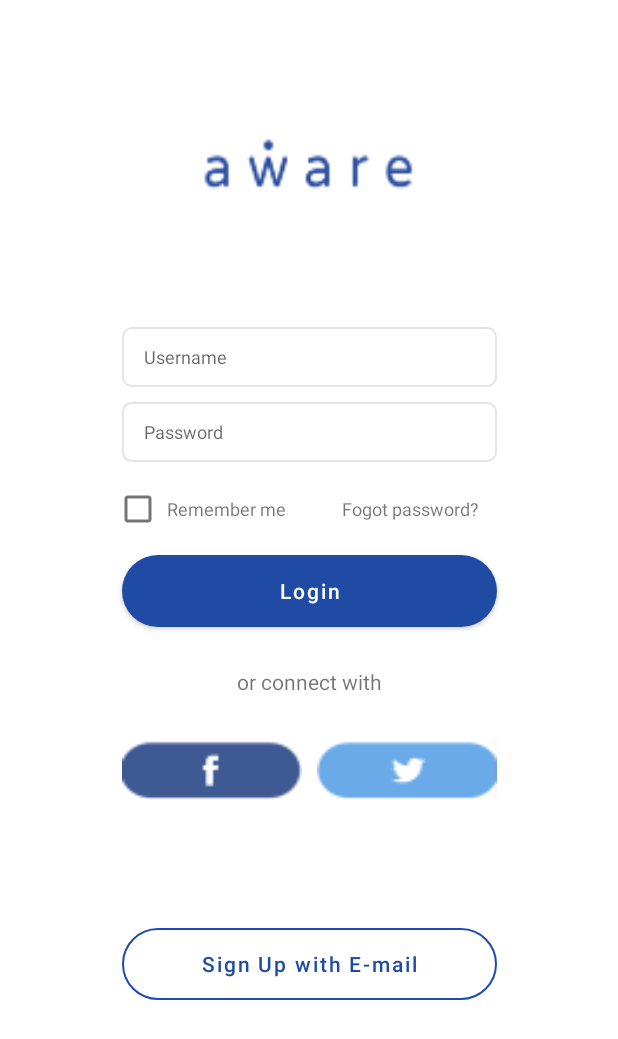
After one commit to TingyuDong/android-demo-helloworld, an Android app: the LoginActivity screen opened directly, with no data from a screen before it, on a phone screen of 412 x 824 dp. The commit adds this screen. Shown: the top 1039 px of the screen. Run offline under Robolectric (Android 15) with nearby library versions, the phone set to English and light mode, and no system bars.

Commit message:
feat:login

```diff
--- a/app/src/main/AndroidManifest.xml
+++ b/app/src/main/AndroidManifest.xml
@@ -12,6 +12,13 @@
         android:supportsRtl="true"
         android:theme="@style/Theme.HelloWorldKotlin"
         tools:targetApi="31">
+        <activity
+            android:name=".LoginActivity"
+            android:exported="false">
+            <meta-data
+                android:name="android.app.lib_name"
+                android:value="" />
+        </activity>
         <activity
             android:name=".ConstraintActivity"
             android:exported="false">
--- a/app/src/main/java/com/thoughtworks/androidtrain/ConstraintActivity.kt
+++ b/app/src/main/java/com/thoughtworks/androidtrain/ConstraintActivity.kt
@@ -1,11 +1,17 @@
 package com.thoughtworks.androidtrain
 
+import android.content.Intent
 import androidx.appcompat.app.AppCompatActivity
 import android.os.Bundle
+import android.view.View
 
 class ConstraintActivity : AppCompatActivity() {
     override fun onCreate(savedInstanceState: Bundle?) {
         super.onCreate(savedInstanceState)
         setContentView(R.layout.activity_constraint_ativity)
     }
+    fun login(view: View){
+        val intent=Intent(this,LoginActivity::class.java)
+        startActivity(intent)
+    }
 }
--- /dev/null
+++ b/app/src/main/java/com/thoughtworks/androidtrain/LoginActivity.kt
@@ -0,0 +1,17 @@
+package com.thoughtworks.androidtrain
+
+import androidx.appcompat.app.AppCompatActivity
+import android.os.Bundle
+import android.view.View
+
+class LoginActivity : AppCompatActivity() {
+    override fun onCreate(savedInstanceState: Bundle?) {
+        super.onCreate(savedInstanceState)
+        setContentView(R.layout.login_layout)
+        // Hide the status bar.
+        // Remember that you should never show the action bar if the
+        // status bar is hidden, so hide that too if necessary.
+        actionBar?.hide()
+        supportActionBar?.hide()
+    }
+}
--- a/app/src/main/java/com/thoughtworks/androidtrain/MainActivity.kt
+++ b/app/src/main/java/com/thoughtworks/androidtrain/MainActivity.kt
@@ -13,7 +13,7 @@ class MainActivity : AppCompatActivity() {
     override fun onCreate(savedInstanceState: Bundle?) {
         super.onCreate(savedInstanceState)
         setContentView(R.layout.activity_main)
-        Log.i(List.TAG,"onCreate").apply {  }
+        Log.i(List.TAG,"onCreate")
     }
 
     fun sendMessage(view: View){
--- /dev/null
+++ b/app/src/main/res/drawable/deep_blue_button.xml
@@ -0,0 +1,5 @@
+<?xml version="1.0" encoding="utf-8"?>
+<shape xmlns:android="http://schemas.android.com/apk/res/android">
+    <corners android:radius="25dp" />
+    <solid android:color="#1f4ba5"></solid>
+</shape>
--- /dev/null
+++ b/app/src/main/res/drawable/facebook_button.xml
@@ -0,0 +1,4 @@
+<?xml version="1.0" encoding="utf-8"?>
+<selector xmlns:android="http://schemas.android.com/apk/res/android">
+    <corners android:radius="25dp" />
+</selector>
--- /dev/null
+++ b/app/src/main/res/drawable/login_edittext.xml
@@ -0,0 +1,9 @@
+<?xml version="1.0" encoding="utf-8"?>
+<shape xmlns:android="http://schemas.android.com/apk/res/android">
+    <stroke android:width="1dp" android:color="#e4e4e4"></stroke>
+    <corners android:radius="6dp" />
+    <padding android:bottom="2dp"
+        android:left="15dp"
+        android:right="15dp"
+        android:top="2dp"></padding>
+</shape>
--- /dev/null
+++ b/app/src/main/res/drawable/white_button.xml
@@ -0,0 +1,5 @@
+<?xml version="1.0" encoding="utf-8"?>
+<shape xmlns:android="http://schemas.android.com/apk/res/android">
+    <stroke android:width="1dp" android:color="#1f4ab5"></stroke>
+    <corners android:radius="25dp"></corners>
+</shape>
--- a/app/src/main/res/layout/activity_constraint_ativity.xml
+++ b/app/src/main/res/layout/activity_constraint_ativity.xml
@@ -30,16 +30,17 @@
         app:layout_constraintStart_toStartOf="parent"
         app:layout_constraintEnd_toEndOf="parent">
     </Button>
+
     <Button
         android:id="@+id/login_button"
         android:layout_width="@dimen/dimen_200"
         android:layout_height="wrap_content"
+        android:backgroundTint="@color/gray"
+        android:onClick="login"
         android:text="@string/login"
         android:textAllCaps="false"
-        android:backgroundTint="@color/gray"
         app:layout_constraintBottom_toBottomOf="parent"
-        app:layout_constraintStart_toStartOf="parent"
-        app:layout_constraintEnd_toEndOf="parent">
-    </Button>
+        app:layout_constraintEnd_toEndOf="parent"
+        app:layout_constraintStart_toStartOf="parent"></Button>
 
 </androidx.constraintlayout.widget.ConstraintLayout>
--- a/app/src/main/res/layout/activity_main.xml
+++ b/app/src/main/res/layout/activity_main.xml
@@ -4,24 +4,29 @@
     xmlns:tools="http://schemas.android.com/tools"
     android:layout_width="match_parent"
     android:layout_height="match_parent"
+    android:onClick="sendMessage"
+    android:orientation="vertical"
     android:padding="16dp"
-    android:orientation="vertical"
     tools:context=".MainActivity">
 
     <EditText
         android:layout_width="match_parent"
         android:layout_height="wrap_content"
-        android:hint="@string/to"/>
+        android:hint="@string/to"
+        android:minHeight="48dp" />
+
     <EditText
         android:layout_width="match_parent"
         android:layout_height="wrap_content"
-        android:hint="@string/subject"/>
+        android:hint="@string/subject"
+        android:minHeight="48dp" />
+
     <EditText
         android:layout_width="match_parent"
         android:layout_height="0dp"
         android:layout_weight="1"
         android:gravity="top"
-        android:hint="@string/message"/>
+        android:hint="@string/message" />
 
     <Button
         android:id="@+id/constraint_layout"
--- /dev/null
+++ b/app/src/main/res/layout/login_layout.xml
@@ -0,0 +1,128 @@
+<?xml version="1.0" encoding="utf-8"?>
+<androidx.constraintlayout.widget.ConstraintLayout xmlns:android="http://schemas.android.com/apk/res/android"
+    xmlns:app="http://schemas.android.com/apk/res-auto"
+    xmlns:tools="http://schemas.android.com/tools"
+    android:layout_width="match_parent"
+    android:layout_height="match_parent"
+    tools:context=".LoginActivity">
+
+    <ImageView
+        android:id="@+id/logo"
+        android:layout_width="148.9dp"
+        android:layout_height="50.3dp"
+        android:layout_marginTop="@dimen/dimen_88"
+        android:background="@drawable/logo"
+        app:layout_constraintEnd_toEndOf="parent"
+        app:layout_constraintStart_toStartOf="parent"
+        app:layout_constraintTop_toTopOf="parent"></ImageView>
+
+    <EditText
+        android:id="@+id/username"
+        android:layout_width="@dimen/dimen_250"
+        android:layout_height="@dimen/dimen_40"
+        android:layout_marginTop="80dp"
+        android:background="@drawable/login_edittext"
+        android:hint="@string/username"
+        android:textSize="12sp"
+        app:layout_constraintEnd_toEndOf="parent"
+        app:layout_constraintStart_toStartOf="parent"
+        app:layout_constraintTop_toBottomOf="@id/logo"></EditText>
+
+    <EditText
+        android:id="@+id/password"
+        android:layout_width="@dimen/dimen_250"
+        android:layout_height="@dimen/dimen_40"
+        android:layout_marginTop="10dp"
+        android:background="@drawable/login_edittext"
+        android:hint="@string/password"
+        android:textSize="12sp"
+        app:layout_constraintEnd_toEndOf="parent"
+        app:layout_constraintStart_toStartOf="parent"
+        app:layout_constraintTop_toBottomOf="@id/username"></EditText>
+
+    <CheckBox
+        android:id="@+id/checkbox"
+        android:layout_width="21dp"
+        android:layout_height="wrap_content"
+        android:layout_marginTop="7dp"
+        app:layout_constraintStart_toStartOf="@id/password"
+        app:layout_constraintTop_toBottomOf="@id/password"></CheckBox>
+
+    <TextView
+        android:id="@+id/remember_me"
+        android:layout_width="wrap_content"
+        android:layout_height="wrap_content"
+        android:layout_marginLeft="30dp"
+        android:layout_marginTop="22.5dp"
+        android:text="@string/remember_me"
+        android:textSize="12sp"
+        app:layout_constraintStart_toStartOf="@id/password"
+        app:layout_constraintTop_toBottomOf="@id/password"></TextView>
+
+    <TextView
+        android:layout_width="wrap_content"
+        android:layout_height="wrap_content"
+        android:layout_marginLeft="37.5dp"
+        android:layout_marginTop="22.5dp"
+        android:text="@string/fogot_password"
+        android:textSize="12sp"
+        app:layout_constraintStart_toEndOf="@id/remember_me"
+        app:layout_constraintTop_toBottomOf="@id/password"></TextView>
+
+    <Button
+        android:id="@+id/login_button"
+        android:layout_width="@dimen/dimen_250"
+        android:layout_height="wrap_content"
+        android:layout_marginTop="22.5dp"
+        android:background="@drawable/deep_blue_button"
+        android:text="@string/login"
+        android:textAllCaps="false"
+        app:backgroundTint="@null"
+        app:layout_constraintEnd_toEndOf="parent"
+        app:layout_constraintStart_toStartOf="parent"
+        app:layout_constraintTop_toBottomOf="@id/remember_me"></Button>
+
+    <TextView
+        android:id="@+id/or_connect_with"
+        android:layout_width="wrap_content"
+        android:layout_height="wrap_content"
+        android:layout_marginTop="26.5dp"
+        android:text="@string/or_connect_with"
+        app:layout_constraintEnd_toEndOf="parent"
+        app:layout_constraintStart_toStartOf="parent"
+        app:layout_constraintTop_toBottomOf="@id/login_button"></TextView>
+
+    <ImageButton
+        android:id="@+id/facebook"
+        android:layout_width="@dimen/dimen_120"
+        android:layout_height="@dimen/dimen_40"
+        android:layout_marginTop="29.5dp"
+        android:background="@drawable/facebook_button"
+        app:layout_constraintStart_toStartOf="@id/password"
+        app:layout_constraintTop_toBottomOf="@id/or_connect_with"></ImageButton>
+
+    <ImageButton
+        android:layout_width="@dimen/dimen_120"
+        android:layout_height="@dimen/dimen_40"
+        android:layout_marginTop="29.5dp"
+        android:background="@drawable/twitter_button"
+        app:layout_constraintEnd_toEndOf="@id/password"
+        app:layout_constraintTop_toBottomOf="@id/or_connect_with"
+
+        ></ImageButton>
+
+    <Button
+        android:layout_width="@dimen/dimen_250"
+        android:layout_height="wrap_content"
+        android:layout_marginTop="85.5dp"
+        android:background="@drawable/white_button"
+        android:text="@string/sign_up_with_email"
+        android:textAllCaps="false"
+        android:textColor="@color/blue"
+        app:backgroundTint="@null"
+        app:layout_constraintEnd_toEndOf="parent"
+        app:layout_constraintStart_toStartOf="parent"
+        app:layout_constraintTop_toBottomOf="@id/facebook"></Button>
+
+
+</androidx.constraintlayout.widget.ConstraintLayout>
--- a/app/src/main/res/values/colors.xml
+++ b/app/src/main/res/values/colors.xml
@@ -8,4 +8,5 @@
     <color name="black">#FF000000</color>
     <color name="white">#FFFFFFFF</color>
     <color name="gray">#FFA0A0A0</color>
+    <color name="blue">#1f4ba5</color>
 </resources>
--- a/app/src/main/res/values/dimens.xml
+++ b/app/src/main/res/values/dimens.xml
@@ -5,4 +5,8 @@
     <dimen name="dimen_16">16dp</dimen>
     <dimen name="dimen_32">32dp</dimen>
     <dimen name="dimen_200">200dp</dimen>
+    <dimen name="dimen_88">88dp</dimen>
+    <dimen name="dimen_250">250dp</dimen>
+    <dimen name="dimen_40">40dp</dimen>
+    <dimen name="dimen_120">120dp</dimen>
 </resources>
--- a/app/src/main/res/values/strings.xml
+++ b/app/src/main/res/values/strings.xml
@@ -24,4 +24,10 @@
     <string name="done">done</string>
     <string name="signup">Signup</string>
     <string name="login">Login</string>
+    <string name="username">Username</string>
+    <string name="password">Password</string>
+    <string name="remember_me">Remember me</string>
+    <string name="fogot_password">Fogot password?</string>
+    <string name="or_connect_with">or connect with</string>
+    <string name="sign_up_with_email">Sign Up with E-mail</string>
 </resources>
```
Also changed, not shown: app/src/main/res/drawable-xxhdpi/facebook_button.png (added), app/src/main/res/drawable-xxhdpi/logo.png (added), app/src/main/res/drawable-xxhdpi/twitter_button.png (added).
